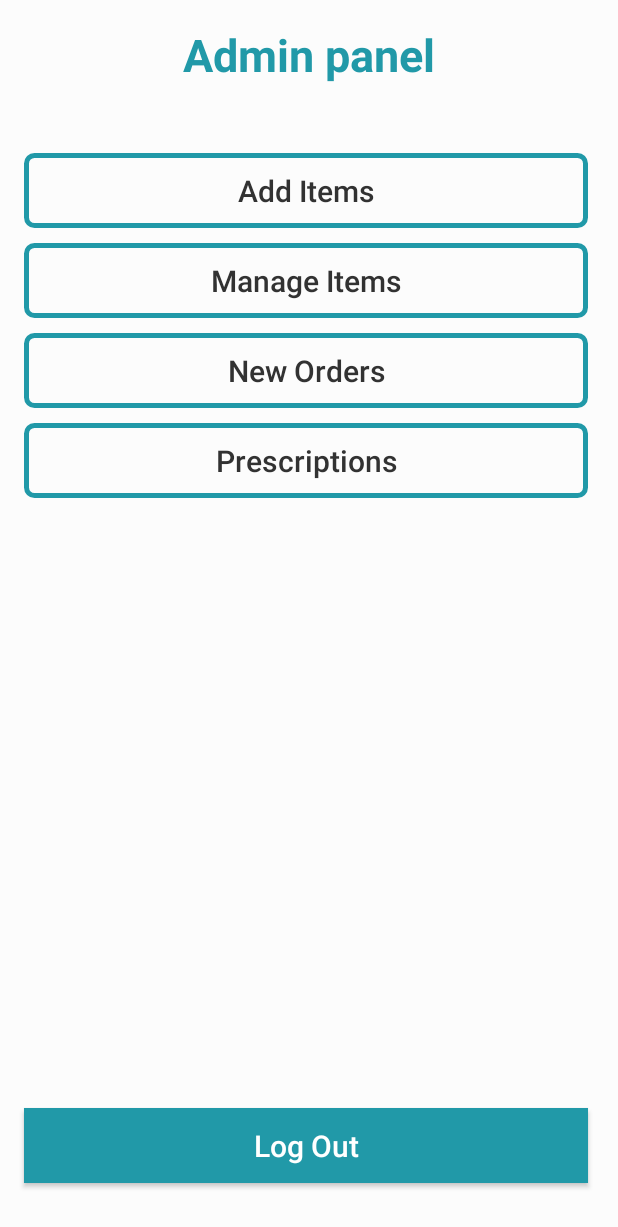
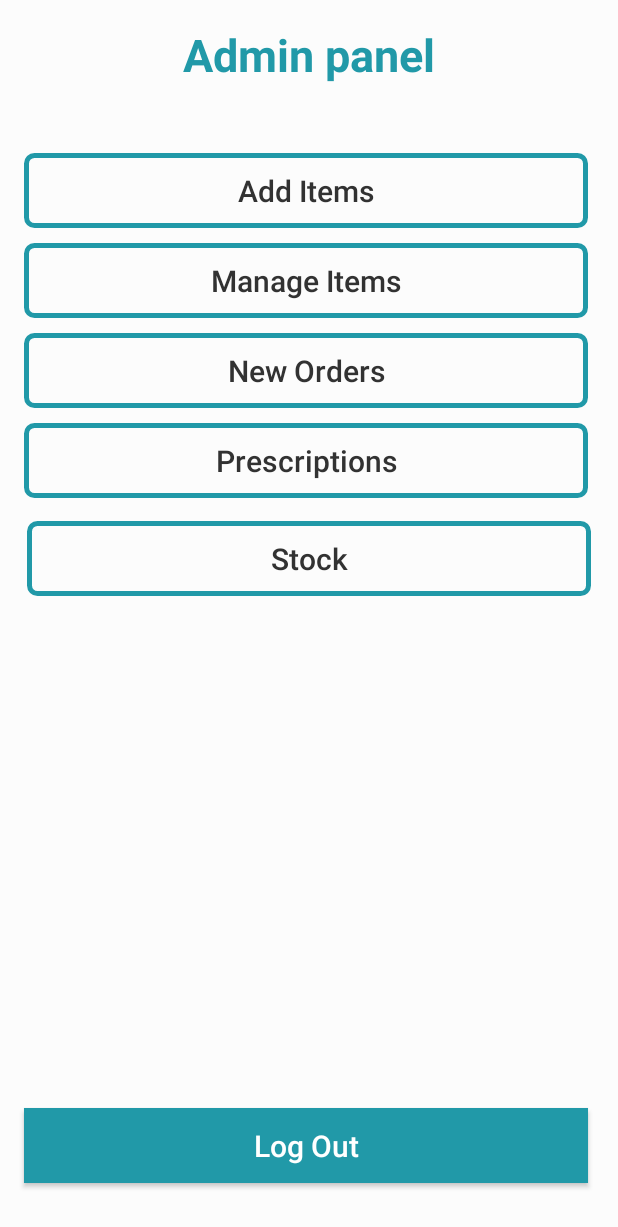
Before and after one commit to Isini-Dananjana/MADD-PharmacyApp, an Android app: the AdminPanel screen opened directly, with no data from a screen before it, on a phone screen of 412 x 824 dp. Shown: the top 1227 px of the screen. Run offline under Robolectric (Android 15) with nearby library versions, the phone set to English and light mode, and no system bars; libraries missing offline, so code that uses them is left out: io.paperdb; 1 statement that could not run was skipped.

Commit message:
stock list completed

```diff
--- a/app/src/main/java/com/example/medicare_pharmacyapp/AdminPanel.java
+++ b/app/src/main/java/com/example/medicare_pharmacyapp/AdminPanel.java
@@ -16,6 +16,7 @@ public class AdminPanel extends AppCompatActivity {
     private Button newOrder;
     private Button newprescrption;
     private Button logout;
+    private Button stock;
 
 
     @Override
@@ -65,6 +66,16 @@ public class AdminPanel extends AppCompatActivity {
             }
         });
 
+        stock = (Button)findViewById(R.id.btn_stock);
+        stock.setOnClickListener(new View.OnClickListener() {
+            @Override
+            public void onClick(View view) {
+                Intent intent = new Intent(AdminPanel.this, AdminStock.class);
+
+                startActivity(intent);
+            }
+        });
+
         logout = (Button)findViewById(R.id.admin_logout_btn);
         logout.setOnClickListener(new View.OnClickListener() {
             @Override
--- a/app/src/main/res/layout/activity_admin_panel.xml
+++ b/app/src/main/res/layout/activity_admin_panel.xml
@@ -81,6 +81,22 @@
 
 
     <Button
+        android:id="@+id/btn_stock"
+        android:layout_width="match_parent"
+        android:layout_height="50dp"
+        android:layout_below="@+id/btn_prescription"
+        android:layout_centerInParent="true"
+        android:layout_marginLeft="@dimen/activity_vertical_margin"
+        android:layout_marginTop="5dp"
+        android:layout_marginRight="20dp"
+        android:layout_marginBottom="10dp"
+        android:background="@drawable/input_design"
+        android:text="Stock"
+        android:textAllCaps="false"
+        android:textColor="@android:color/secondary_text_light"
+        android:textSize="20sp" />
+
+    <Button
         android:id="@+id/admin_logout_btn"
         android:layout_width="match_parent"
         android:layout_height="50dp"
```
Also changed, not shown: app/src/main/AndroidManifest.xml (+18 -14 lines), app/src/main/java/com/example/medicare_pharmacyapp/ViewPrescriptions.java (deleted, +0 -69 lines).
